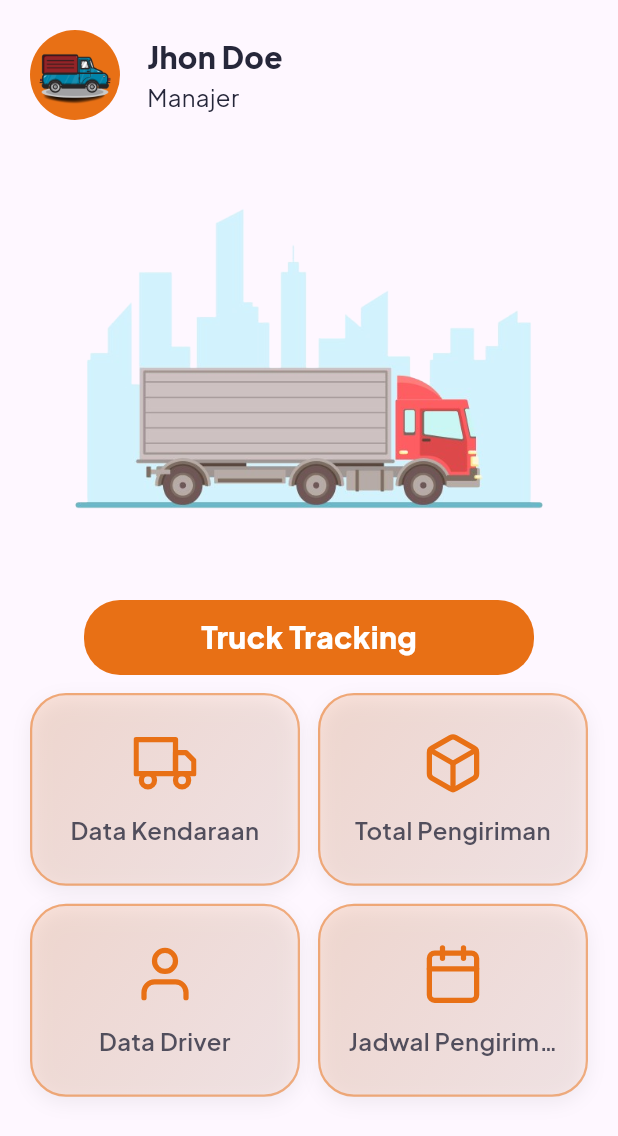
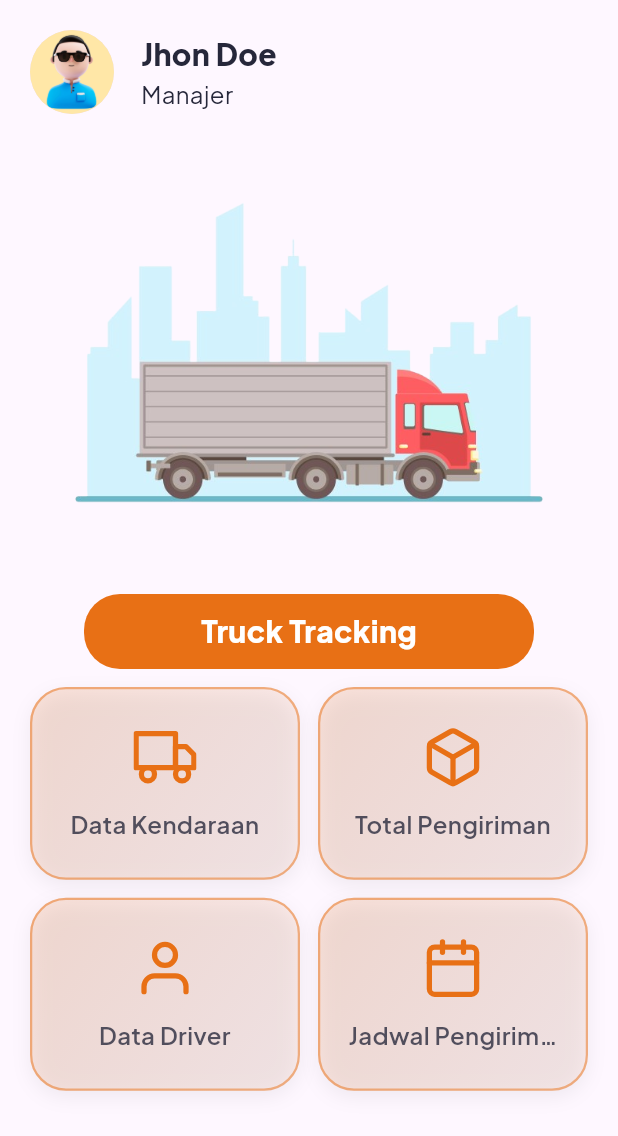
Before and after one commit to ahmdsk/TruckTrack, a Flutter app: the HomeView screen opened by its route, on a phone screen of 412 x 824 dp. Shown: the top 1136 px of the screen. Run offline on Flutter 3.47's test engine with Material 3 defaults, Android fonts, the phone set to English and light mode, and no system bars; drawn by our look-alikes of zoom_tap_animation; our stand-ins replace flutter_feather_icons, get, google_fonts.

Commit message:
feat: add profile picture to home view

```diff
--- a/lib/app/modules/home/views/home_view.dart
+++ b/lib/app/modules/home/views/home_view.dart
@@ -27,14 +27,8 @@ class HomeView extends GetView<HomeController> {
               spacing: 18,
               children: [
                 CircleAvatar(
-                  backgroundColor: Themes.primaryColor,
-                  minRadius: 30,
-                  maxRadius: 30,
-                  child: Image.asset(
-                    'assets/images/logo.png',
-                    width: 60,
-                    height: 60,
-                  ),
+                  radius: 28,
+                  backgroundImage: AssetImage('assets/images/profile-pict.jpg'),
                 ),
                 Column(
                   crossAxisAlignment: CrossAxisAlignment.start,
```
Also changed, not shown: assets/images/profile-pict.jpg (added).
